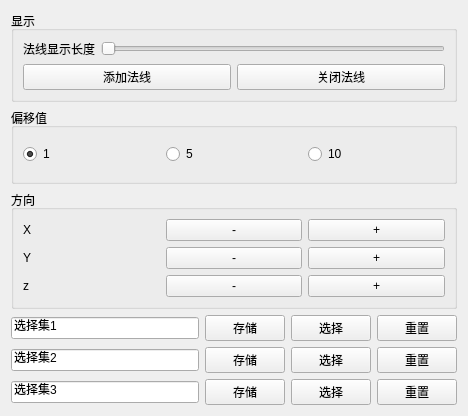
Before: the Qt Designer form ui/normal.ui in fxcfxcfxc/MaxTool_NormalMaster, drawn with Qt 5.
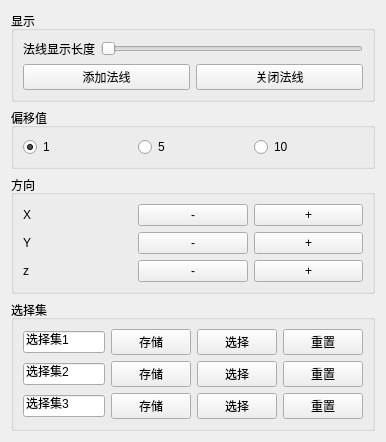
After: the same form once the commit is applied.

What changed in the file:
```diff
--- a/ui/normal.ui
+++ b/ui/normal.ui
@@ -6,8 +6,8 @@
    <rect>
     <x>0</x>
     <y>0</y>
-    <width>468</width>
-    <height>416</height>
+    <width>386</width>
+    <height>359</height>
    </rect>
   </property>
   <property name="windowTitle">
@@ -183,6 +183,12 @@
     </widget>
    </item>
    <item>
+    <widget class="QGroupBox" name="groupBox_4">
+     <property name="title">
+      <string>选择集</string>
+     </property>
+     <layout class="QVBoxLayout" name="verticalLayout_4">
+      <item>
     <layout class="QHBoxLayout" name="horizontalLayout_6">
      <item>
       <widget class="QLineEdit" name="lineEdit">
@@ -277,6 +283,9 @@
       </widget>
      </item>
     </layout>
+      </item>
+     </layout>
+    </widget>
    </item>
   </layout>
  </widget>
```
Left out of the diff: 4 changed lines with no effect on the pictures. Lines whose indentation alone changed are shown as unchanged.
